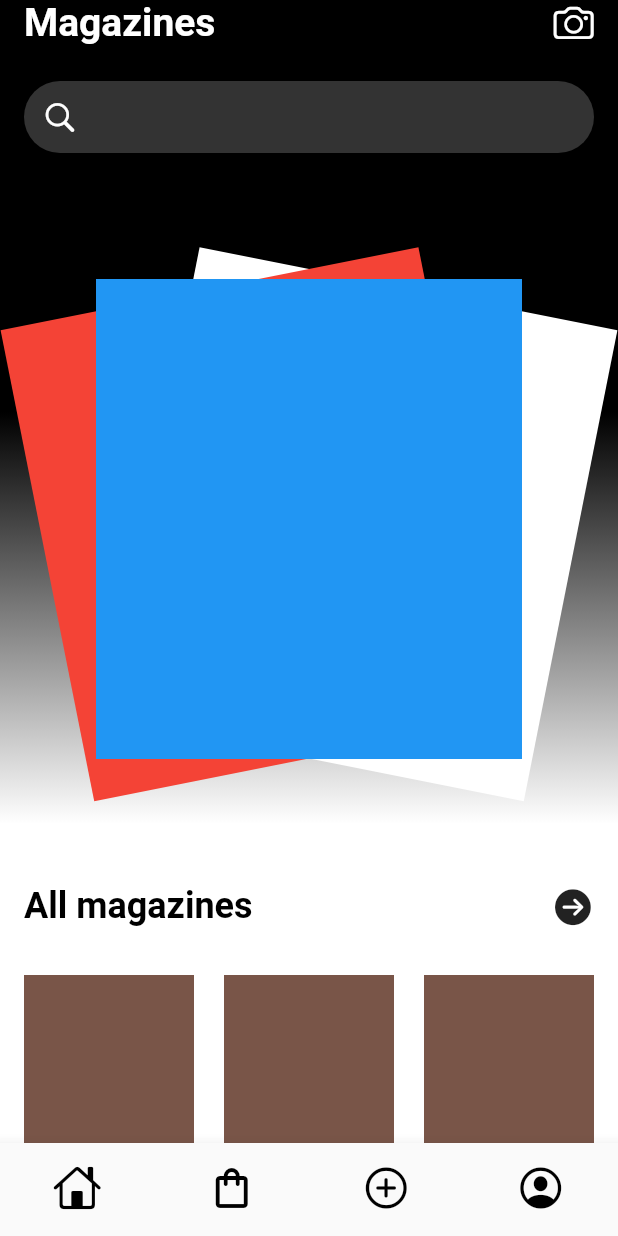
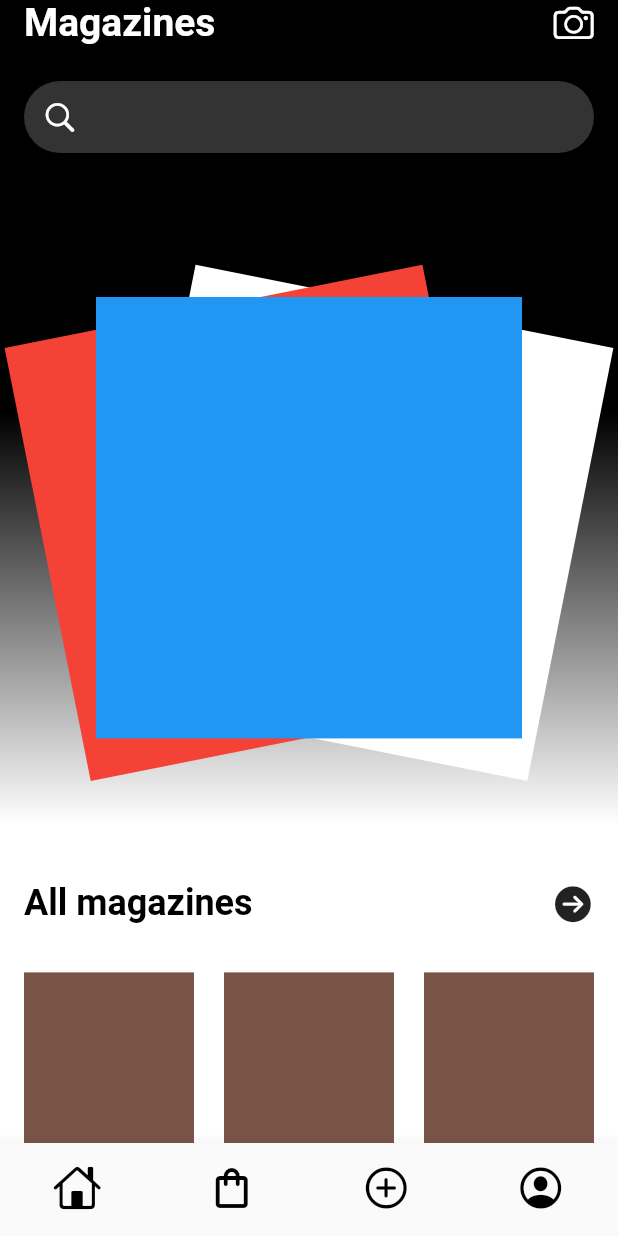
Before and after one commit to djamelrassem/flutter_magazine, a Flutter app: the screen it shows after launch, on a phone screen of 412 x 824 dp. Run offline on Flutter 3.47's test engine with Material 2 defaults, Android fonts, the phone set to English and light mode, and no system bars.

Commit message:
optimized code

```diff
--- a/lib/views/screens/home_page.dart
+++ b/lib/views/screens/home_page.dart
@@ -129,7 +129,6 @@ class HomePage extends StatelessWidget {
           type: BottomNavigationBarType.fixed,
           showSelectedLabels: false,
           showUnselectedLabels: false,
-          enableFeedback: false,
           items: [
             BottomNavigationBarItem(
               label: '',
--- a/lib/views/screens/widgets/magazine_swiper.dart
+++ b/lib/views/screens/widgets/magazine_swiper.dart
@@ -99,7 +99,7 @@ class _MagazineSwiperState extends State<MagazineSwiper>
         });
       },
       child: Container(
-        height: 360,
+        height: MediaQuery.of(context).size.height / 2.3,
         width: MediaQuery.of(context).size.width,
         child: Stack(
           children: [
@@ -108,7 +108,7 @@ class _MagazineSwiperState extends State<MagazineSwiper>
               child: Transform.rotate(
                 angle: rotation,
                 child: Container(
-                  height: 320,
+                  height: MediaQuery.of(context).size.height / 2.8,
                   width: MediaQuery.of(context).size.width - 128,
                   color: widget.color,
                 ),
--- a/lib/views/screens/widgets/magazinesList.dart
+++ b/lib/views/screens/widgets/magazinesList.dart
@@ -17,69 +17,69 @@ class _MagazinesListState extends State<MagazinesList>
     with TickerProviderStateMixin {
   late AnimationController orderRotationController;
   late Animation<double> orderRotationAnimation;
+  late Animation<double> sizeAnimation;
   double firstElementRotation = 0;
   double secondElementRotation = pi / 16;
   double thirElementRotation = -pi / 16;
   int swipe = 0;
-
+  int index = 0;
+  double resizer = 0.0;
   @override
   void initState() {
     super.initState();
     orderRotationController =
         AnimationController(duration: Duration(milliseconds: 300), vsync: this)
           ..addListener(() {
+            setState(() {
+              resizer = sizeAnimation.value;
               if (!orderRotationController.isDismissed) {
                 switch (swipe) {
                   case 0:
-                  setState(() {
                     firstElementRotation =
                         -pi / 16 + orderRotationAnimation.value;
                     secondElementRotation = orderRotationAnimation.value;
                     thirElementRotation =
                         pi / 16 - orderRotationAnimation.value * 2;
-                  });
+
                     break;
                   case 1:
-                  setState(() {
                     thirElementRotation =
                         -pi / 16 + orderRotationAnimation.value;
                     secondElementRotation =
                         pi / 16 - orderRotationAnimation.value * 2;
                     firstElementRotation = orderRotationAnimation.value;
-                  });
+
                     break;
                   case 2:
-                  setState(() {
                     secondElementRotation =
                         (-pi / 16) + orderRotationAnimation.value;
                     thirElementRotation = orderRotationAnimation.value;
                     firstElementRotation =
                         pi / 16 - orderRotationAnimation.value * 2;
-                  });
+
                     break;
                 }
               } else {
                 switch (swipe) {
                   case 0:
-                  setState(() {
                     firstElementRotation = 0;
-                  });
+
                     break;
                   case 1:
-                  setState(() {
                     thirElementRotation = 0;
-                  });
+
                     break;
                   case 2:
-                  setState(() {
                     secondElementRotation = 0;
-                  });
                     break;
                 }
               }
             });
+          });
     orderRotationAnimation =
         Tween(begin: 0.0, end: pi / 12).animate(orderRotationController);
+    sizeAnimation =
+        Tween(begin: 0.0, end: 1.0).animate(orderRotationController);
   }
 
   onEndDismiss() {
@@ -89,13 +89,12 @@ class _MagazinesListState extends State<MagazinesList>
         .then((value) => {orderRotationController.reset()});
   }
 
-  late Function magazines = (
-      {required double thirElementRotation,
-      required double secondElementRotation,
-      required double firstElementRotation,
-      required int index}) {
+  @override
+  Widget build(BuildContext context) {
     late List<Widget> children = [
-      Transform.rotate(
+      Transform.scale(
+        scale: index == 3 ? resizer : 1,
+        child: Transform.rotate(
           alignment: Alignment.bottomCenter,
           angle: thirElementRotation,
           child: MagazineSwiper(
@@ -106,7 +105,10 @@ class _MagazinesListState extends State<MagazinesList>
             color: Colors.red,
           ),
         ),
-      Transform.rotate(
+      ),
+      Transform.scale(
+        scale: index == 2 ? resizer : 1,
+        child: Transform.rotate(
           alignment: Alignment.bottomCenter,
           angle: secondElementRotation,
           child: MagazineSwiper(
@@ -117,7 +119,10 @@ class _MagazinesListState extends State<MagazinesList>
             },
           ),
         ),
-      Transform.rotate(
+      ),
+      Transform.scale(
+        scale: index == 1 ? resizer : 1,
+        child: Transform.rotate(
           alignment: Alignment.bottomCenter,
           angle: firstElementRotation,
           child: MagazineSwiper(
@@ -128,21 +133,12 @@ class _MagazinesListState extends State<MagazinesList>
             color: Colors.blue,
           ),
         ),
+      ),
     ];
-    return [
+    return Stack(children: [
       children[(swipe + 1) % 3],
       children[(swipe + 3) % 3],
       children[(swipe + 2) % 3],
-    ];
-  };
-
-  @override
-  Widget build(BuildContext context) {
-    return Stack(
-        children: magazines(
-            firstElementRotation: firstElementRotation,
-            secondElementRotation: secondElementRotation,
-            thirElementRotation: thirElementRotation,
-            index: swipe));
+    ]);
   }
 }
```
Also changed, not shown: pubspec.lock. Lines whose indentation alone changed are shown as unchanged.
